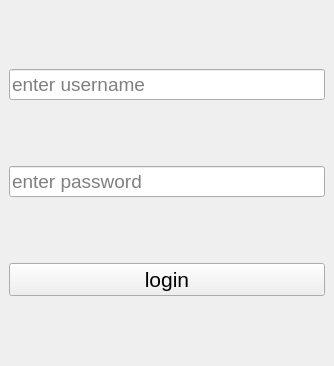
rabbittx/instagram_bot_InstaPy_GUI, file GuiQt/login.ui: the form before one commit.
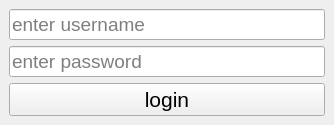
The form after the commit.

Commit message: change GUI get amount form user but need more fix

Diff of the .ui file:
```diff
--- a/GuiQt/login.ui
+++ b/GuiQt/login.ui
@@ -7,7 +7,7 @@
     <x>0</x>
     <y>0</y>
     <width>334</width>
-    <height>366</height>
+    <height>0</height>
    </rect>
   </property>
   <property name="minimumSize">
```
Left out of the diff: 2 changed lines with no effect on the pictures. The commit also changes 5 other files.
